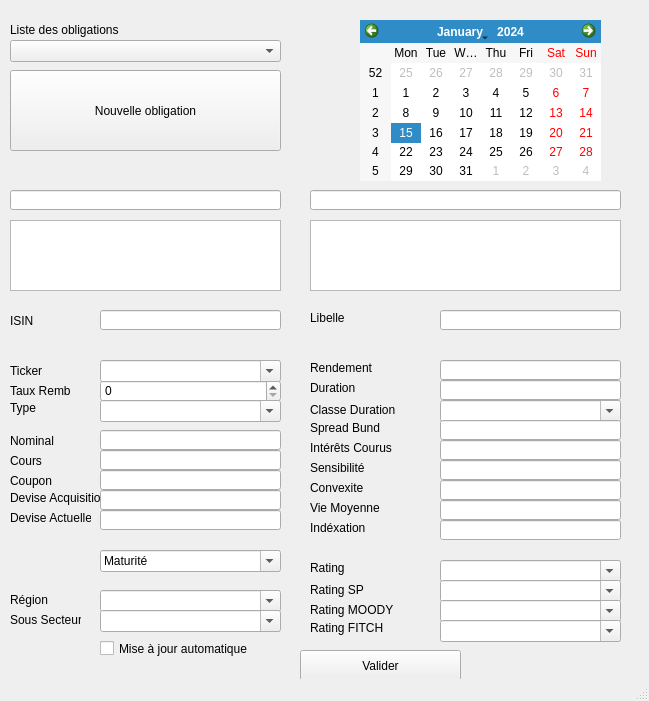
Before: the Qt Designer form GestionnaireObligataire.ui in baptiste-pasquier/eurocorporate, drawn with Qt 5.
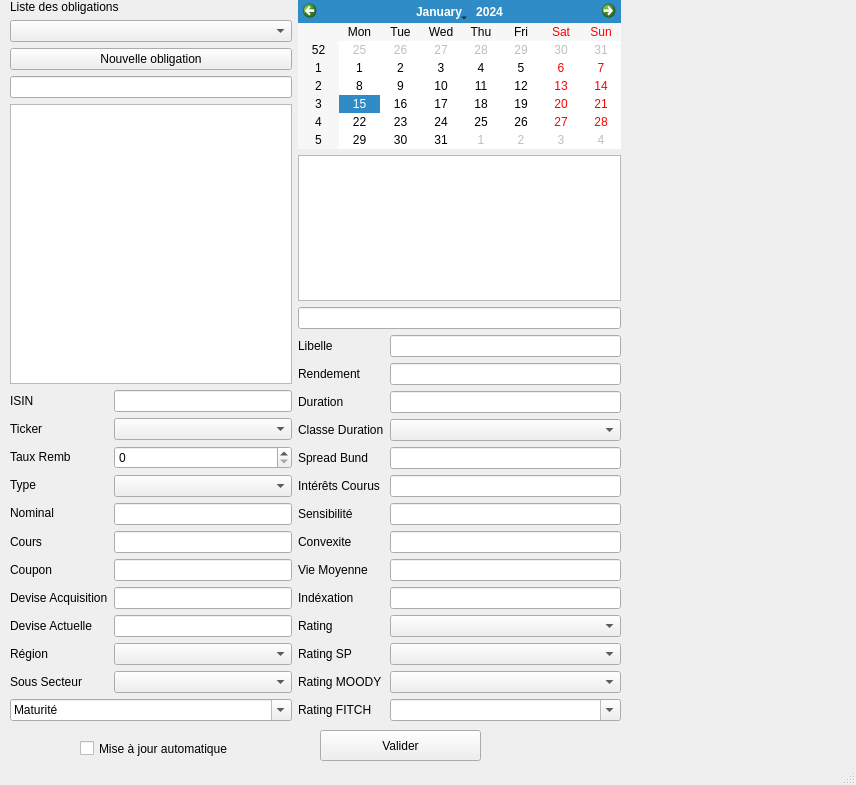
After: the same form once the commit is applied.

The edit to the form file:
```diff
--- a/GestionnaireObligataire.ui
+++ b/GestionnaireObligataire.ui
@@ -1,745 +1,381 @@
 <?xml version="1.0" encoding="UTF-8"?>
 <ui version="4.0">
- <class>MainWindow</class>
- <widget class="QMainWindow" name="MainWindow">
+ <class>MainWindowObligation</class>
+ <widget class="QMainWindow" name="MainWindowObligation">
   <property name="geometry">
    <rect>
     <x>0</x>
     <y>0</y>
-    <width>649</width>
-    <height>701</height>
+    <width>856</width>
+    <height>785</height>
    </rect>
   </property>
   <property name="windowTitle">
    <string>MainWindow</string>
   </property>
   <widget class="QWidget" name="centralwidget">
-   <widget class="QCalendarWidget" name="calendarWidget">
+   <widget class="QCheckBox" name="checkBox">
     <property name="geometry">
      <rect>
-      <x>360</x>
-      <y>20</y>
-      <width>241</width>
-      <height>161</height>
+      <x>80</x>
+      <y>740</y>
+      <width>151</width>
+      <height>17</height>
      </rect>
     </property>
+    <property name="text">
+     <string>Mise à jour automatique</string>
+    </property>
    </widget>
-   <widget class="QComboBox" name="comboBox_ListeOblig">
+   <widget class="QPushButton" name="pushButton_Valider">
+    <property name="geometry">
+     <rect>
+      <x>320</x>
+      <y>730</y>
+      <width>161</width>
+      <height>31</height>
+     </rect>
+    </property>
+    <property name="text">
+     <string>Valider</string>
+    </property>
+   </widget>
+   <widget class="QWidget" name="horizontalLayoutWidget">
     <property name="geometry">
      <rect>
       <x>10</x>
-      <y>40</y>
-      <width>271</width>
-      <height>22</height>
+      <y>0</y>
+      <width>611</width>
+      <height>721</height>
      </rect>
     </property>
-   </widget>
+    <layout class="QHBoxLayout" name="horizontalLayout">
+     <item>
+      <layout class="QVBoxLayout" name="verticalLayout_2">
+       <item>
    <widget class="QLabel" name="label_ListeOblig">
-    <property name="geometry">
-     <rect>
-      <x>10</x>
-      <y>20</y>
-      <width>231</width>
-      <height>20</height>
-     </rect>
-    </property>
     <property name="text">
      <string>Liste des obligations</string>
     </property>
    </widget>
+       </item>
+       <item>
+        <widget class="QComboBox" name="comboBox_ListeOblig"/>
+       </item>
+       <item>
    <widget class="QPushButton" name="pushBtton_NvlOblig">
-    <property name="geometry">
-     <rect>
-      <x>10</x>
-      <y>70</y>
-      <width>271</width>
-      <height>81</height>
-     </rect>
-    </property>
     <property name="text">
      <string>Nouvelle obligation</string>
     </property>
    </widget>
-   <widget class="QLineEdit" name="lineEdit_SrchCode">
-    <property name="geometry">
-     <rect>
-      <x>10</x>
-      <y>190</y>
-      <width>271</width>
-      <height>20</height>
-     </rect>
-    </property>
-   </widget>
-   <widget class="QTextEdit" name="textEdit_SrchOblig">
-    <property name="geometry">
-     <rect>
-      <x>10</x>
-      <y>220</y>
-      <width>271</width>
-      <height>71</height>
-     </rect>
-    </property>
-   </widget>
-   <widget class="QLineEdit" name="lineEdit_SrchTicker">
-    <property name="geometry">
-     <rect>
-      <x>310</x>
-      <y>190</y>
-      <width>311</width>
-      <height>20</height>
-     </rect>
-    </property>
-   </widget>
-   <widget class="QTextEdit" name="textEdit_SrchTicker">
-    <property name="geometry">
-     <rect>
-      <x>310</x>
-      <y>220</y>
-      <width>311</width>
-      <height>71</height>
-     </rect>
-    </property>
-   </widget>
-   <widget class="QLineEdit" name="lineEdit_ISIN">
-    <property name="geometry">
-     <rect>
-      <x>100</x>
-      <y>310</y>
-      <width>181</width>
-      <height>20</height>
-     </rect>
-    </property>
-   </widget>
+       </item>
+       <item>
+        <widget class="QLineEdit" name="lineEdit_SrchCode"/>
+       </item>
+       <item>
+        <widget class="QTextEdit" name="textEdit_SrchOblig"/>
+       </item>
+       <item>
+        <layout class="QHBoxLayout" name="horizontalLayout_2">
+         <item>
+          <layout class="QVBoxLayout" name="verticalLayout_4">
+           <item>
    <widget class="QLabel" name="label_ISN">
-    <property name="geometry">
-     <rect>
-      <x>10</x>
-      <y>310</y>
-      <width>47</width>
-      <height>21</height>
-     </rect>
-    </property>
     <property name="text">
      <string>ISIN</string>
     </property>
    </widget>
-   <widget class="QFontComboBox" name="fontComboBox_Ticker">
-    <property name="geometry">
-     <rect>
-      <x>100</x>
-      <y>360</y>
-      <width>181</width>
-      <height>22</height>
-     </rect>
-    </property>
-    <property name="currentText">
-     <string/>
-    </property>
-   </widget>
-   <widget class="QSpinBox" name="spinBox_rembrmt">
-    <property name="geometry">
-     <rect>
-      <x>100</x>
-      <y>380</y>
-      <width>181</width>
-      <height>22</height>
-     </rect>
-    </property>
-   </widget>
-   <widget class="QFontComboBox" name="fontComboBox_Type">
-    <property name="geometry">
-     <rect>
-      <x>100</x>
-      <y>400</y>
-      <width>181</width>
-      <height>22</height>
-     </rect>
-    </property>
-    <property name="currentText">
-     <string/>
-    </property>
-   </widget>
-   <widget class="QLineEdit" name="lineEdit_Nominal">
-    <property name="geometry">
-     <rect>
-      <x>100</x>
-      <y>430</y>
-      <width>181</width>
-      <height>20</height>
-     </rect>
-    </property>
-   </widget>
-   <widget class="QLineEdit" name="lineEdit_Cours">
-    <property name="geometry">
-     <rect>
-      <x>100</x>
-      <y>450</y>
-      <width>181</width>
-      <height>20</height>
-     </rect>
-    </property>
-   </widget>
-   <widget class="QLineEdit" name="lineEdit_Coupon">
-    <property name="geometry">
-     <rect>
-      <x>100</x>
-      <y>470</y>
-      <width>181</width>
-      <height>20</height>
-     </rect>
-    </property>
-   </widget>
-   <widget class="QLineEdit" name="lineEdit_DevisePassee">
-    <property name="geometry">
-     <rect>
-      <x>100</x>
-      <y>490</y>
-      <width>181</width>
-      <height>20</height>
-     </rect>
-    </property>
-   </widget>
-   <widget class="QLineEdit" name="lineEdit_DevisePrst">
-    <property name="geometry">
-     <rect>
-      <x>100</x>
-      <y>510</y>
-      <width>181</width>
-      <height>20</height>
-     </rect>
-    </property>
-   </widget>
-   <widget class="QFontComboBox" name="fontComboBox_Maturite">
-    <property name="geometry">
-     <rect>
-      <x>100</x>
-      <y>550</y>
-      <width>181</width>
-      <height>22</height>
-     </rect>
-    </property>
-    <property name="currentText">
-     <string>Maturité</string>
-    </property>
-   </widget>
-   <widget class="QFontComboBox" name="fontComboBox_Region">
-    <property name="geometry">
-     <rect>
-      <x>100</x>
-      <y>590</y>
-      <width>181</width>
-      <height>22</height>
-     </rect>
-    </property>
-    <property name="currentText">
-     <string/>
-    </property>
-   </widget>
-   <widget class="QFontComboBox" name="fontComboBox_SsSecteur">
-    <property name="geometry">
-     <rect>
-      <x>100</x>
-      <y>610</y>
-      <width>181</width>
-      <height>22</height>
-     </rect>
-    </property>
-    <property name="currentText">
-     <string/>
-    </property>
-   </widget>
-   <widget class="QCheckBox" name="checkBox">
-    <property name="geometry">
-     <rect>
-      <x>100</x>
-      <y>640</y>
-      <width>151</width>
-      <height>17</height>
-     </rect>
-    </property>
-    <property name="text">
-     <string>Mise à jour automatique</string>
-    </property>
-   </widget>
+           </item>
+           <item>
    <widget class="QLabel" name="label_Ticker">
-    <property name="geometry">
-     <rect>
-      <x>10</x>
-      <y>360</y>
-      <width>47</width>
-      <height>21</height>
-     </rect>
-    </property>
     <property name="text">
      <string>Ticker</string>
     </property>
    </widget>
+           </item>
+           <item>
    <widget class="QLabel" name="label_Remb">
-    <property name="geometry">
-     <rect>
-      <x>10</x>
-      <y>380</y>
-      <width>61</width>
-      <height>21</height>
-     </rect>
-    </property>
     <property name="text">
      <string>Taux Remb</string>
     </property>
    </widget>
+           </item>
+           <item>
    <widget class="QLabel" name="label_Type">
-    <property name="geometry">
-     <rect>
-      <x>10</x>
-      <y>400</y>
-      <width>47</width>
-      <height>16</height>
-     </rect>
-    </property>
     <property name="text">
      <string>Type</string>
     </property>
    </widget>
+           </item>
+           <item>
    <widget class="QLabel" name="label_Nominal">
-    <property name="geometry">
-     <rect>
-      <x>10</x>
-      <y>430</y>
-      <width>61</width>
-      <height>21</height>
-     </rect>
-    </property>
     <property name="text">
      <string>Nominal</string>
     </property>
    </widget>
+           </item>
+           <item>
    <widget class="QLabel" name="label_Cours">
-    <property name="geometry">
-     <rect>
-      <x>10</x>
-      <y>450</y>
-      <width>47</width>
-      <height>21</height>
-     </rect>
-    </property>
     <property name="text">
      <string>Cours</string>
     </property>
    </widget>
+           </item>
+           <item>
    <widget class="QLabel" name="label_Coupon">
-    <property name="geometry">
-     <rect>
-      <x>10</x>
-      <y>470</y>
-      <width>47</width>
-      <height>21</height>
-     </rect>
-    </property>
     <property name="text">
      <string>Coupon</string>
     </property>
    </widget>
+           </item>
+           <item>
    <widget class="QLabel" name="label_DevisePassee">
-    <property name="geometry">
-     <rect>
-      <x>10</x>
-      <y>490</y>
-      <width>91</width>
-      <height>16</height>
-     </rect>
-    </property>
     <property name="text">
      <string>Devise Acquisition</string>
     </property>
    </widget>
+           </item>
+           <item>
    <widget class="QLabel" name="label_DevisePrst">
-    <property name="geometry">
-     <rect>
-      <x>10</x>
-      <y>510</y>
-      <width>81</width>
-      <height>16</height>
-     </rect>
-    </property>
     <property name="text">
      <string>Devise Actuelle</string>
     </property>
    </widget>
+           </item>
+           <item>
    <widget class="QLabel" name="label_Region">
-    <property name="geometry">
-     <rect>
-      <x>10</x>
-      <y>590</y>
-      <width>61</width>
-      <height>20</height>
-     </rect>
-    </property>
     <property name="text">
      <string>Région</string>
     </property>
    </widget>
+           </item>
+           <item>
    <widget class="QLabel" name="label_SsSecteur">
-    <property name="geometry">
-     <rect>
-      <x>10</x>
-      <y>612</y>
-      <width>71</width>
-      <height>16</height>
-     </rect>
-    </property>
     <property name="text">
      <string>Sous Secteur</string>
     </property>
    </widget>
-   <widget class="QLineEdit" name="lineEdit_Libelle">
-    <property name="geometry">
-     <rect>
-      <x>440</x>
-      <y>310</y>
-      <width>181</width>
-      <height>20</height>
-     </rect>
-    </property>
-   </widget>
+           </item>
+          </layout>
+         </item>
+         <item>
+          <layout class="QVBoxLayout" name="verticalLayout_3">
+           <item>
+            <widget class="QLineEdit" name="lineEdit_ISIN"/>
+           </item>
+           <item>
+            <widget class="QComboBox" name="comboBox_Ticker"/>
+           </item>
+           <item>
+            <widget class="QSpinBox" name="spinBox_rembrmt"/>
+           </item>
+           <item>
+            <widget class="QComboBox" name="comboBox_Type"/>
+           </item>
+           <item>
+            <widget class="QLineEdit" name="lineEdit_Nominal"/>
+           </item>
+           <item>
+            <widget class="QLineEdit" name="lineEdit_Cours"/>
+           </item>
+           <item>
+            <widget class="QLineEdit" name="lineEdit_Coupon"/>
+           </item>
+           <item>
+            <widget class="QLineEdit" name="lineEdit_DevisePassee"/>
+           </item>
+           <item>
+            <widget class="QLineEdit" name="lineEdit_DevisePrst"/>
+           </item>
+           <item>
+            <widget class="QComboBox" name="comboBox_Region"/>
+           </item>
+           <item>
+            <widget class="QComboBox" name="comboBox_SsSecteur"/>
+           </item>
+          </layout>
+         </item>
+        </layout>
+       </item>
+       <item>
+        <widget class="QFontComboBox" name="fontComboBox_Maturite">
+         <property name="currentText">
+          <string>Maturité</string>
+         </property>
+        </widget>
+       </item>
+      </layout>
+     </item>
+     <item>
+      <layout class="QVBoxLayout" name="verticalLayout">
+       <item>
+        <widget class="QCalendarWidget" name="calendarWidget"/>
+       </item>
+       <item>
+        <widget class="QTextEdit" name="textEdit_SrchTicker"/>
+       </item>
+       <item>
+        <widget class="QLineEdit" name="lineEdit_SrchTicker"/>
+       </item>
+       <item>
+        <layout class="QHBoxLayout" name="horizontalLayout_4">
+         <item>
+          <layout class="QVBoxLayout" name="verticalLayout_6">
+           <item>
    <widget class="QLabel" name="label_Libelle">
-    <property name="geometry">
-     <rect>
-      <x>310</x>
-      <y>310</y>
-      <width>47</width>
-      <height>16</height>
-     </rect>
-    </property>
     <property name="text">
      <string>Libelle</string>
     </property>
    </widget>
+           </item>
+           <item>
    <widget class="QLabel" name="label_Rendement">
-    <property name="geometry">
-     <rect>
-      <x>310</x>
-      <y>360</y>
-      <width>81</width>
-      <height>16</height>
-     </rect>
-    </property>
     <property name="text">
      <string>Rendement</string>
     </property>
    </widget>
-   <widget class="QLineEdit" name="lineEdit_Rendement">
-    <property name="geometry">
-     <rect>
-      <x>440</x>
-      <y>360</y>
-      <width>181</width>
-      <height>20</height>
-     </rect>
-    </property>
-   </widget>
-   <widget class="QLineEdit" name="lineEdit_Duration">
-    <property name="geometry">
-     <rect>
-      <x>440</x>
-      <y>380</y>
-      <width>181</width>
-      <height>20</height>
-     </rect>
-    </property>
-   </widget>
+           </item>
+           <item>
    <widget class="QLabel" name="label_Duration">
-    <property name="geometry">
-     <rect>
-      <x>310</x>
-      <y>380</y>
-      <width>61</width>
-      <height>16</height>
-     </rect>
-    </property>
     <property name="text">
      <string>Duration</string>
     </property>
    </widget>
-   <widget class="QFontComboBox" name="fontComboBo_ClasseDuration">
-    <property name="geometry">
-     <rect>
-      <x>440</x>
-      <y>400</y>
-      <width>181</width>
-      <height>22</height>
-     </rect>
-    </property>
-    <property name="currentText">
-     <string/>
-    </property>
-   </widget>
+           </item>
+           <item>
    <widget class="QLabel" name="label_ClasseDuration">
-    <property name="geometry">
-     <rect>
-      <x>310</x>
-      <y>402</y>
-      <width>91</width>
-      <height>16</height>
-     </rect>
-    </property>
     <property name="text">
      <string>Classe Duration</string>
     </property>
    </widget>
-   <widget class="QLineEdit" name="lineEdit_SpreadBund">
-    <property name="geometry">
-     <rect>
-      <x>440</x>
-      <y>420</y>
-      <width>181</width>
-      <height>20</height>
-     </rect>
-    </property>
-   </widget>
+           </item>
+           <item>
    <widget class="QLabel" name="label_SpreadBund">
-    <property name="geometry">
-     <rect>
-      <x>310</x>
-      <y>420</y>
-      <width>141</width>
-      <height>16</height>
-     </rect>
-    </property>
     <property name="text">
      <string>Spread Bund</string>
     </property>
    </widget>
-   <widget class="QLineEdit" name="lineEdit_InteretsCourus">
-    <property name="geometry">
-     <rect>
-      <x>440</x>
-      <y>440</y>
-      <width>181</width>
-      <height>20</height>
-     </rect>
-    </property>
-   </widget>
+           </item>
+           <item>
    <widget class="QLabel" name="label_InteretsCourus">
-    <property name="geometry">
-     <rect>
-      <x>310</x>
-      <y>440</y>
-      <width>91</width>
-      <height>16</height>
-     </rect>
-    </property>
     <property name="text">
      <string>Intérêts Courus</string>
     </property>
    </widget>
-   <widget class="QLineEdit" name="lineEdit_Sensibilite">
-    <property name="geometry">
-     <rect>
-      <x>440</x>
-      <y>460</y>
-      <width>181</width>
-      <height>20</height>
-     </rect>
-    </property>
-   </widget>
+           </item>
+           <item>
    <widget class="QLabel" name="label_Sensibilite">
-    <property name="geometry">
-     <rect>
-      <x>310</x>
-      <y>460</y>
-      <width>101</width>
-      <height>16</height>
-     </rect>
-    </property>
     <property name="text">
      <string>Sensibilité</string>
     </property>
    </widget>
-   <widget class="QLineEdit" name="lineEdit_Convexite">
-    <property name="geometry">
-     <rect>
-      <x>440</x>
-      <y>480</y>
-      <width>181</width>
-      <height>20</height>
-     </rect>
-    </property>
-   </widget>
+           </item>
+           <item>
    <widget class="QLabel" name="label_Convexite">
-    <property name="geometry">
-     <rect>
-      <x>310</x>
-      <y>480</y>
-      <width>91</width>
-      <height>16</height>
-     </rect>
-    </property>
     <property name="text">
      <string>Convexite</string>
     </property>
    </widget>
-   <widget class="QLineEdit" name="lineEdit_AvgLife">
-    <property name="geometry">
-     <rect>
-      <x>440</x>
-      <y>500</y>
-      <width>181</width>
-      <height>20</height>
-     </rect>
-    </property>
-   </widget>
+           </item>
+           <item>
    <widget class="QLabel" name="label_AvgLife">
-    <property name="geometry">
-     <rect>
-      <x>310</x>
-      <y>500</y>
-      <width>71</width>
-      <height>16</height>
-     </rect>
-    </property>
     <property name="text">
      <string>Vie Moyenne</string>
     </property>
    </widget>
-   <widget class="QLineEdit" name="lineEdit_Indexation">
-    <property name="geometry">
-     <rect>
-      <x>440</x>
-      <y>520</y>
-      <width>181</width>
-      <height>20</height>
-     </rect>
-    </property>
-   </widget>
+           </item>
+           <item>
    <widget class="QLabel" name="label_Indexation">
-    <property name="geometry">
-     <rect>
-      <x>310</x>
-      <y>520</y>
-      <width>71</width>
-      <height>16</height>
-     </rect>
-    </property>
     <property name="text">
      <string>Indéxation</string>
     </property>
    </widget>
-   <widget class="QFontComboBox" name="fontComboBox_Rating">
-    <property name="geometry">
-     <rect>
-      <x>440</x>
-      <y>560</y>
-      <width>181</width>
-      <height>22</height>
-     </rect>
-    </property>
-    <property name="currentText">
-     <string/>
-    </property>
-   </widget>
+           </item>
+           <item>
    <widget class="QLabel" name="label_Rating">
-    <property name="geometry">
-     <rect>
-      <x>310</x>
-      <y>560</y>
-      <width>81</width>
-      <height>16</height>
-     </rect>
-    </property>
     <property name="text">
      <string>Rating</string>
     </property>
    </widget>
+           </item>
+           <item>
    <widget class="QLabel" name="label_RatingSP">
-    <property name="geometry">
-     <rect>
-      <x>310</x>
-      <y>580</y>
-      <width>61</width>
-      <height>20</height>
-     </rect>
-    </property>
     <property name="text">
      <string>Rating SP</string>
     </property>
    </widget>
-   <widget class="QFontComboBox" name="fontComboBox_RatingSP">
-    <property name="geometry">
-     <rect>
-      <x>440</x>
-      <y>580</y>
-      <width>181</width>
-      <height>22</height>
-     </rect>
-    </property>
-    <property name="currentText">
-     <string/>
-    </property>
-   </widget>
-   <widget class="QFontComboBox" name="fontComboBox_RatingMoody">
-    <property name="geometry">
-     <rect>
-      <x>440</x>
-      <y>600</y>
-      <width>181</width>
-      <height>22</height>
-     </rect>
-    </property>
-    <property name="currentText">
-     <string/>
-    </property>
-   </widget>
+           </item>
+           <item>
    <widget class="QLabel" name="label_RatingMoody">
-    <property name="geometry">
-     <rect>
-      <x>310</x>
-      <y>602</y>
-      <width>121</width>
-      <height>16</height>
-     </rect>
-    </property>
     <property name="text">
      <string>Rating MOODY</string>
     </property>
    </widget>
-   <widget class="QFontComboBox" name="fontComboBox_RatingFitch">
-    <property name="geometry">
-     <rect>
-      <x>440</x>
-      <y>620</y>
-      <width>181</width>
-      <height>22</height>
-     </rect>
-    </property>
-    <property name="currentText">
-     <string/>
-    </property>
-   </widget>
+           </item>
+           <item>
    <widget class="QLabel" name="label">
-    <property name="geometry">
-     <rect>
-      <x>310</x>
-      <y>620</y>
-      <width>91</width>
-      <height>16</height>
-     </rect>
-    </property>
     <property name="text">
      <string>Rating FITCH</string>
     </property>
    </widget>
-   <widget class="QPushButton" name="pushButton_Valider">
-    <property name="geometry">
-     <rect>
-      <x>300</x>
-      <y>650</y>
-      <width>161</width>
-      <height>31</height>
-     </rect>
-    </property>
-    <property name="text">
-     <string>Valider</string>
-    </property>
+           </item>
+          </layout>
+         </item>
+         <item>
+          <layout class="QVBoxLayout" name="verticalLayout_5">
+           <item>
+            <widget class="QLineEdit" name="lineEdit_Rendement"/>
+           </item>
+           <item>
+            <widget class="QLineEdit" name="lineEdit_Libelle"/>
+           </item>
+           <item>
+            <widget class="QLineEdit" name="lineEdit_Duration"/>
+           </item>
+           <item>
+            <widget class="QComboBox" name="comboBox_ClasseDuration"/>
+           </item>
+           <item>
+            <widget class="QLineEdit" name="lineEdit_SpreadBund"/>
+           </item>
+           <item>
+            <widget class="QLineEdit" name="lineEdit_InteretsCourus"/>
+           </item>
+           <item>
+            <widget class="QLineEdit" name="lineEdit_Sensibilite"/>
+           </item>
+           <item>
+            <widget class="QLineEdit" name="lineEdit_Convexite"/>
+           </item>
+           <item>
+            <widget class="QLineEdit" name="lineEdit_AvgLife"/>
+           </item>
+           <item>
+            <widget class="QLineEdit" name="lineEdit_Indexation"/>
+           </item>
+           <item>
+            <widget class="QComboBox" name="comboBox_Rating"/>
+           </item>
+           <item>
+            <widget class="QComboBox" name="comboBox_RatingSP"/>
+           </item>
+           <item>
+            <widget class="QComboBox" name="comboBox_RatingMoody"/>
+           </item>
+           <item>
+            <widget class="QFontComboBox" name="fontComboBox_RatingFitch">
+             <property name="currentText">
+              <string/>
+             </property>
+            </widget>
+           </item>
+          </layout>
+         </item>
+        </layout>
+       </item>
+      </layout>
+     </item>
+    </layout>
    </widget>
   </widget>
   <widget class="QStatusBar" name="statusbar"/>
```
Lines whose indentation alone changed are shown as unchanged.
